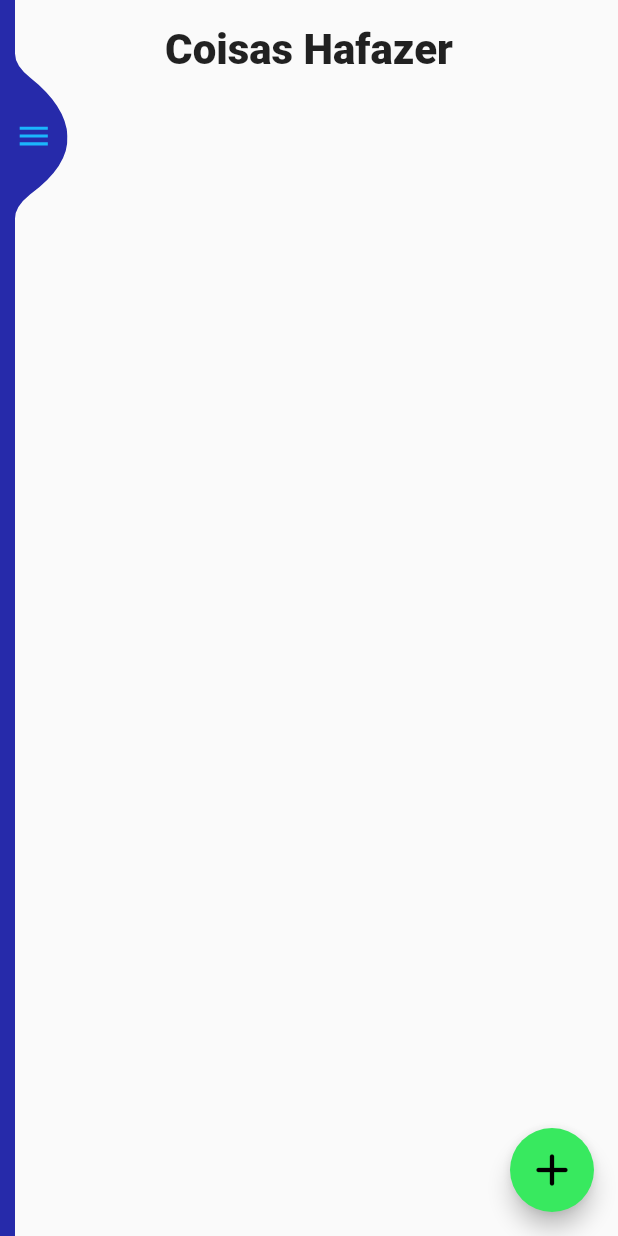
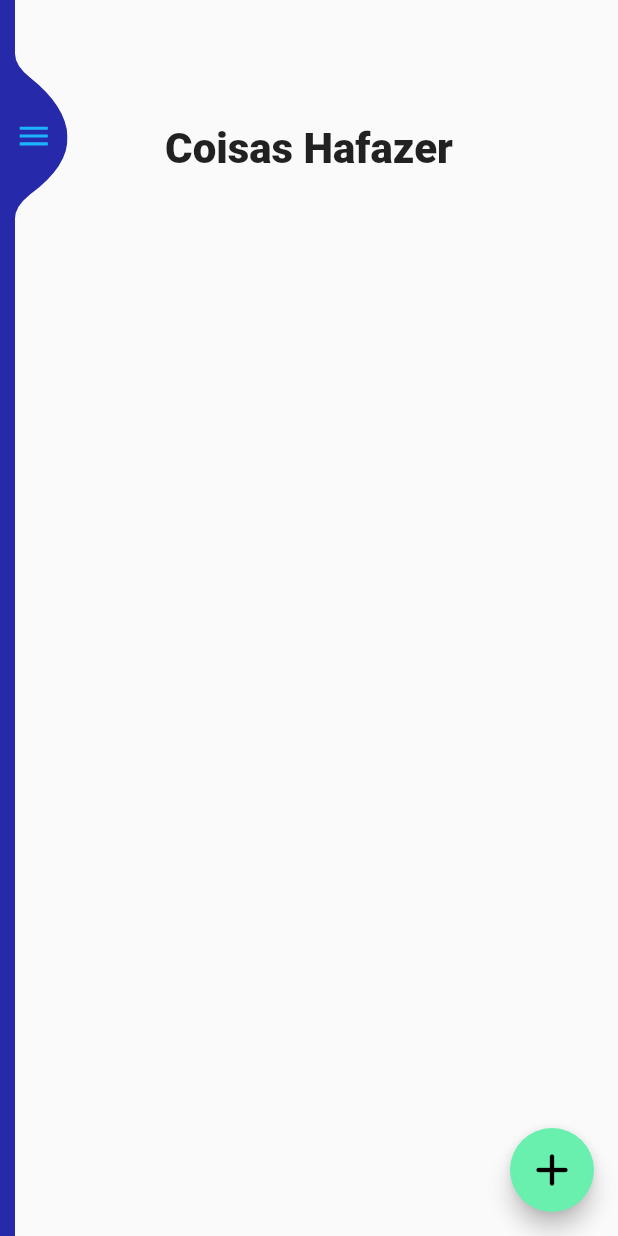
Before and after one commit to Aline-Bazotti/hafazer, a Flutter app: the screen it shows after launch, after a tap on the "check" icon, on a phone screen of 412 x 824 dp. Run offline on Flutter 3.47's test engine with Material 2 defaults, Android fonts, the phone set to English and light mode, and no system bars; our stand-ins replace bloc, flutter_bloc, rxdart, sqflite; accounts and stored records are empty; key blocks and very long unbroken strings in the code were emptied for the run.

Commit message:
Ajustes de liberação

```diff
--- a/hafazer/lib/components/passo_floating_button.dart
+++ b/hafazer/lib/components/passo_floating_button.dart
@@ -13,7 +13,7 @@ class PassoFloatingButton extends StatelessWidget {
         passoProvider.createPasso();
       },
       child: const Icon(Icons.add_rounded, color: Colors.black, size: 36),
-      backgroundColor: Color(0xff38e95f),
+      backgroundColor: Colors.greenAccent,
     );
   }
 }
--- a/hafazer/lib/components/passo_tile.dart
+++ b/hafazer/lib/components/passo_tile.dart
@@ -14,15 +14,18 @@ class PassoTile extends StatelessWidget {
     var txt = TextEditingController();
     txt.text = passo.descricao;
     final maxLines = 5;
-    return Row(
-      crossAxisAlignment: CrossAxisAlignment.start,
-      mainAxisSize: MainAxisSize.min,
+    return Column(children: [
+      Row(
+        crossAxisAlignment: CrossAxisAlignment.end,
+        mainAxisSize: MainAxisSize.max,
         //Caixa da Tarefa
         children: <Widget>[
           Container(
-          padding: EdgeInsets.all(0),
-          width: 300,
-          height: 70,
+            padding: EdgeInsets.only(
+              left: MediaQuery.of(context).size.width * 0.05,
+            ),
+            width: MediaQuery.of(context).size.width * 0.85,
+            height: MediaQuery.of(context).size.width * 0.2,
             child: TextField(
               maxLines: maxLines,
               controller: txt,
@@ -34,12 +37,12 @@ class PassoTile extends StatelessWidget {
                   hintText: "Digite o que tem Hafazer",
                   fillColor: Color(0xffbbbde9),
                   filled: true,
-            ),
+                  border: InputBorder.none),
             ),
           ),
           Column(children: <Widget>[
             SizedBox(
-            height: 5,
+              height: 3,
             ),
             Material(
               borderRadius: BorderRadius.only(
@@ -89,8 +92,15 @@ class PassoTile extends StatelessWidget {
                 }, // or use onPressed: () {}
               ),
             ),
+            SizedBox(
+              height: 6,
+            ),
           ])
         ],
-    );
+      ),
+      SizedBox(
+        height: MediaQuery.of(context).size.height * 0.02,
+      )
+    ]);
   }
 }
--- a/hafazer/lib/pages/coisas_hafazer_page.dart
+++ b/hafazer/lib/pages/coisas_hafazer_page.dart
@@ -17,6 +17,9 @@ class CoisasHafazerPage extends StatelessWidget with NavigationStates {
               resizeToAvoidBottomPadding: false,
               body: SingleChildScrollView(
                 child: Column(children: [
+                  SizedBox(
+                    height: MediaQuery.of(context).size.height * 0.08,
+                  ),
                   Center(
                       heightFactor: 2,
                       child: Text(
@@ -24,7 +27,9 @@ class CoisasHafazerPage extends StatelessWidget with NavigationStates {
                         style: TextStyle(
                             fontWeight: FontWeight.w900, fontSize: 28),
                       )),
-                  SizedBox(height: 400, child: PassosView())
+                  SizedBox(
+                      height: MediaQuery.of(context).size.height * 0.795,
+                      child: PassosView())
                 ]),
               ),
               floatingActionButton: PassoFloatingButton()),
--- a/hafazer/lib/views/passos_view.dart
+++ b/hafazer/lib/views/passos_view.dart
@@ -8,11 +8,10 @@ class PassosView extends StatelessWidget {
   Widget build(BuildContext context) {
     final PassoProvider passoProvider = Provider.of(context);
     return Container(
-        height: passoProvider.all.length * 100.0,
         child: ListView.builder(
-          itemBuilder: (BuildContext context, int index) =>
-              PassoTile(passoProvider.all.elementAt(index)).build(context),
-          itemCount: passoProvider.count,
-        ));
+      itemBuilder: (BuildContext context, int index) =>
+          PassoTile(passoProvider.all.elementAt(index)).build(context),
+      itemCount: passoProvider.count,
+    ));
   }
 }
```
Also changed, not shown: hafazer/lib/components/passo_concluido_tile.dart (+14 -7 lines), hafazer/lib/pages/coisas_feitas_page.dart (+10 -8 lines), hafazer/lib/views/passos_concluidos_view.dart (+5 -6 lines). Lines whose indentation alone changed are shown as unchanged.
